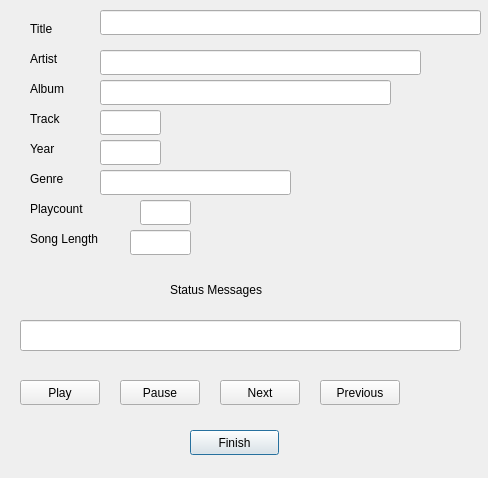
Above: player.ui from poldi171254/StrawberryRemote before the change. Below: the same form after it.
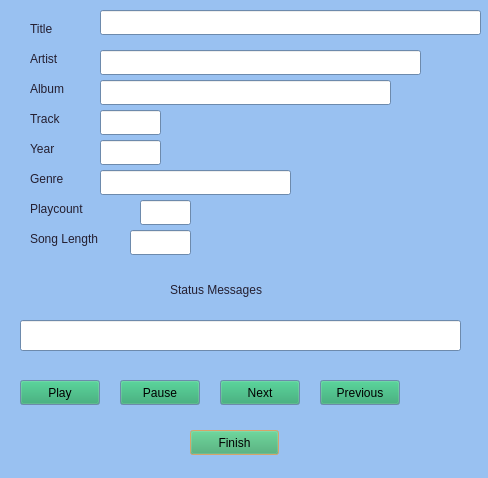
That is the form after the change.

Patch:
```diff
--- a/player.ui
+++ b/player.ui
@@ -10,9 +10,130 @@
     <height>478</height>
    </rect>
   </property>
+  <property name="palette">
+   <palette>
+    <active>
+     <colorrole role="WindowText">
+      <brush brushstyle="SolidPattern">
+       <color alpha="255">
+        <red>36</red>
+        <green>31</green>
+        <blue>49</blue>
+       </color>
+      </brush>
+     </colorrole>
+     <colorrole role="Button">
+      <brush brushstyle="SolidPattern">
+       <color alpha="255">
+        <red>38</red>
+        <green>162</green>
+        <blue>105</blue>
+       </color>
+      </brush>
+     </colorrole>
+     <colorrole role="Window">
+      <brush brushstyle="SolidPattern">
+       <color alpha="255">
+        <red>153</red>
+        <green>193</green>
+        <blue>241</blue>
+       </color>
+      </brush>
+     </colorrole>
+     <colorrole role="Highlight">
+      <brush brushstyle="SolidPattern">
+       <color alpha="255">
+        <red>255</red>
+        <green>190</green>
+        <blue>111</blue>
+       </color>
+      </brush>
+     </colorrole>
+    </active>
+    <inactive>
+     <colorrole role="WindowText">
+      <brush brushstyle="SolidPattern">
+       <color alpha="255">
+        <red>36</red>
+        <green>31</green>
+        <blue>49</blue>
+       </color>
+      </brush>
+     </colorrole>
+     <colorrole role="Button">
+      <brush brushstyle="SolidPattern">
+       <color alpha="255">
+        <red>38</red>
+        <green>162</green>
+        <blue>105</blue>
+       </color>
+      </brush>
+     </colorrole>
+     <colorrole role="Window">
+      <brush brushstyle="SolidPattern">
+       <color alpha="255">
+        <red>153</red>
+        <green>193</green>
+        <blue>241</blue>
+       </color>
+      </brush>
+     </colorrole>
+     <colorrole role="Highlight">
+      <brush brushstyle="SolidPattern">
+       <color alpha="255">
+        <red>255</red>
+        <green>190</green>
+        <blue>111</blue>
+       </color>
+      </brush>
+     </colorrole>
+    </inactive>
+    <disabled>
+     <colorrole role="Button">
+      <brush brushstyle="SolidPattern">
+       <color alpha="255">
+        <red>38</red>
+        <green>162</green>
+        <blue>105</blue>
+       </color>
+      </brush>
+     </colorrole>
+     <colorrole role="Base">
+      <brush brushstyle="SolidPattern">
+       <color alpha="255">
+        <red>153</red>
+        <green>193</green>
+        <blue>241</blue>
+       </color>
+      </brush>
+     </colorrole>
+     <colorrole role="Window">
+      <brush brushstyle="SolidPattern">
+       <color alpha="255">
+        <red>153</red>
+        <green>193</green>
+        <blue>241</blue>
+       </color>
+      </brush>
+     </colorrole>
+     <colorrole role="Highlight">
+      <brush brushstyle="SolidPattern">
+       <color alpha="255">
+        <red>53</red>
+        <green>132</green>
+        <blue>228</blue>
+       </color>
+      </brush>
+     </colorrole>
+    </disabled>
+   </palette>
+  </property>
   <property name="windowTitle">
    <string>Strawberry Player</string>
   </property>
+  <property name="autoFillBackground">
+   <bool>true</bool>
+  </property>
   <widget class="QLabel" name="titleLabel">
    <property name="geometry">
     <rect>
```
